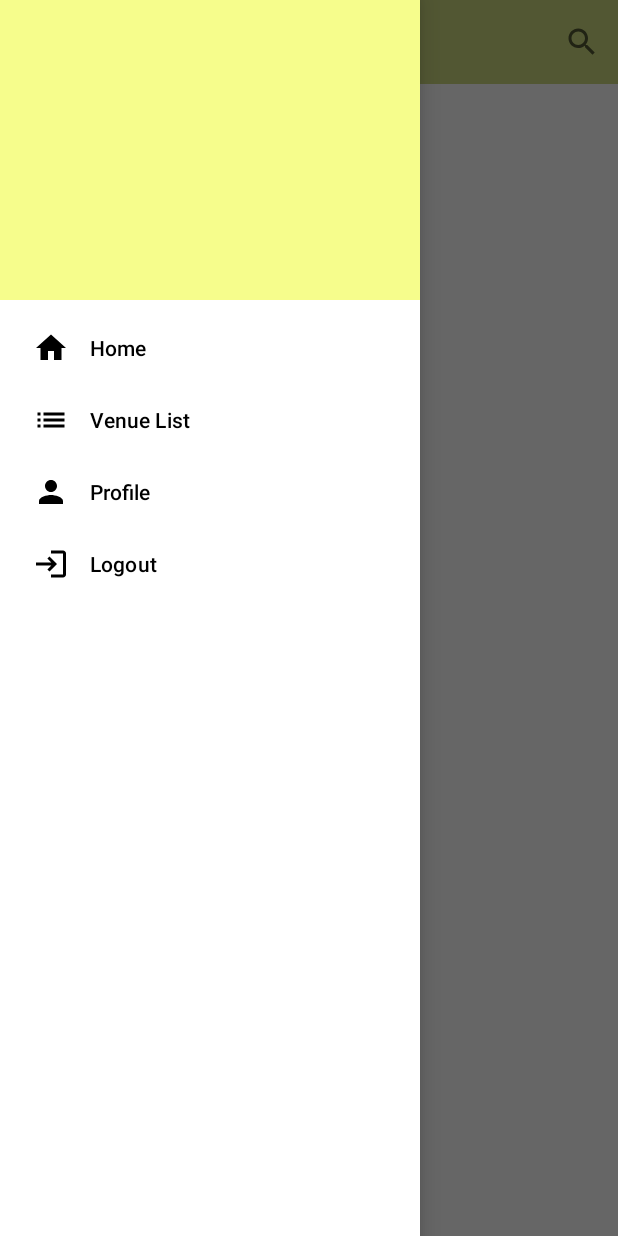
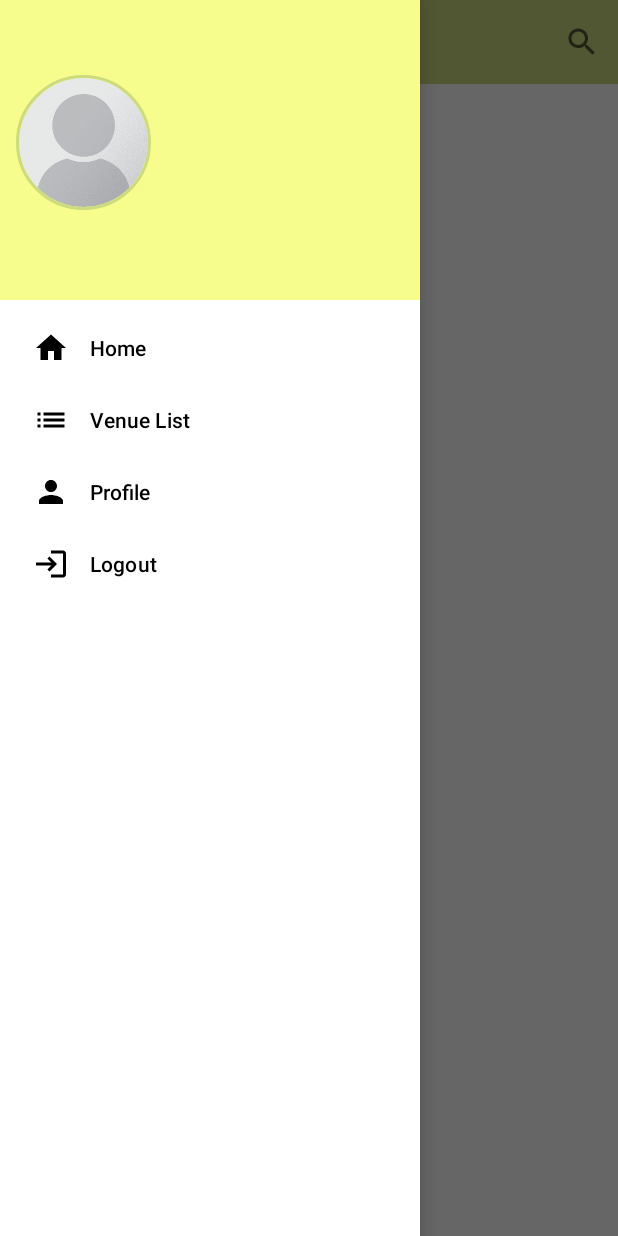
Before and after one commit to sayem499/CSE499-Group05-VenueReservationAndroidApp, an Android app: the Home screen opened directly, with no data from a screen before it, with the side drawer open, on a phone screen of 412 x 824 dp. Run offline under Robolectric (Android 15) with nearby library versions, the phone set to English and light mode, and no system bars; our stand-ins replace CircleImageView, Firebase (no records; nobody signed in at launch, a user with empty details on screens opened directly), Picasso; libraries missing offline, so code that uses them is left out: dmax.dialog; 3 statements that could not run were skipped.

Commit message:
#11 Added User Profile Picture & Name in Side-Menu

```diff
--- a/ReserverApp/app/src/main/java/com/reservation/app/MainActivity.java
+++ b/ReserverApp/app/src/main/java/com/reservation/app/MainActivity.java
@@ -31,7 +31,7 @@ public class MainActivity extends AppCompatActivity {
                 .getInstance(this.getApplication())).get(AppViewModel.class);
         appViewModel.initUserData();
         appViewModel.initUserProfilePicture();
-        splashImage = findViewById(R.id.imageView6);
+        splashImage = findViewById(R.id.splash_screen_image);
 
         logoText1 = findViewById(R.id.reserver_app_logo);
         logoText2 = findViewById(R.id.textView8);
--- a/ReserverApp/app/src/main/java/com/reservation/app/ui/Home.java
+++ b/ReserverApp/app/src/main/java/com/reservation/app/ui/Home.java
@@ -6,9 +6,11 @@ import androidx.appcompat.app.AppCompatActivity;
 import androidx.appcompat.widget.SearchView;
 import androidx.core.view.GravityCompat;
 import androidx.drawerlayout.widget.DrawerLayout;
+import androidx.lifecycle.ViewModelProvider;
 import androidx.recyclerview.widget.LinearLayoutManager;
 import androidx.recyclerview.widget.RecyclerView;
 
+import android.annotation.SuppressLint;
 import android.app.Dialog;
 import android.content.Intent;
 import android.os.Bundle;
@@ -16,30 +18,37 @@ import android.util.Log;
 import android.view.Menu;
 import android.view.MenuInflater;
 import android.view.MenuItem;
+import android.view.View;
 import android.widget.TextView;
-import android.widget.Toast;
 
+
+import com.bumptech.glide.Glide;
 import com.google.android.material.navigation.NavigationView;
 import com.google.firebase.auth.FirebaseAuth;
 import com.google.firebase.auth.FirebaseUser;
 import com.reservation.app.R;
 import com.reservation.app.adapters.SearchRecyclerAdapter;
 import com.reservation.app.datasource.SharedPrefManager;
+import com.reservation.app.datasource.UserModel;
+import com.reservation.app.datasource.UserProfilePicture;
 import com.reservation.app.datasource.VenueDataManager;
 import com.reservation.app.datasource.helper.RemoteResult;
 import com.reservation.app.model.Venue;
 import com.reservation.app.ui.util.DialogBuilder;
 import com.reservation.app.ui.venue.VenueActivity;
+import com.reservation.app.viewmodel.AppViewModel;
 
 import java.util.ArrayList;
 import java.util.List;
+
+import de.hdodenhof.circleimageview.CircleImageView;
 
 
 public class Home extends AppCompatActivity {
 
     FirebaseAuth firebaseAuth;
     FirebaseUser firebaseUser;
-    private TextView helloText;
+    private AppViewModel appViewModel;
     private SharedPrefManager pref;
     private NavigationView navigationView;
     private ActionBarDrawerToggle actionBarDrawerToggle;
@@ -47,8 +56,12 @@ public class Home extends AppCompatActivity {
     private androidx.appcompat.widget.Toolbar toolbar;
     private RecyclerView recyclerView;
     private SearchRecyclerAdapter searchRecyclerAdapter;
+    private List<UserModel> userList;
+    private List<UserProfilePicture> userProfilePictures;
     private static final String LOG_TAG = Profile.class.getSimpleName();
     private List<Venue> venueList;
+    private CircleImageView imageView;
+    private TextView userName;
 
 
 
@@ -59,6 +72,18 @@ public class Home extends AppCompatActivity {
         pref = new SharedPrefManager(Home.this);
         firebaseAuth = FirebaseAuth.getInstance();
         firebaseUser = firebaseAuth.getCurrentUser();
+
+        appViewModel = new ViewModelProvider(this, ViewModelProvider.AndroidViewModelFactory
+                .getInstance(this.getApplication())).get(AppViewModel.class);
+        userList = new ArrayList<>();
+        appViewModel.initUserData();
+        userList = appViewModel.fetchUserData();
+
+        userProfilePictures = new ArrayList<>();
+        appViewModel.initUserProfilePicture();
+        userProfilePictures = appViewModel.fetchUserProfilePictureList();
+
+
 
         toolbar = findViewById(R.id.home_toolbar);
         setSupportActionBar(toolbar);
@@ -144,12 +169,42 @@ public class Home extends AppCompatActivity {
             }
         });
 
-
+        View headerView = navigationView.getHeaderView(0);
+        imageView = headerView.findViewById(R.id.userImage_sideMenu);
+        userName =  headerView.findViewById(R.id.username_sideMenu_textView);
+        setUserDataInSideMenu();
 
 
 
     }
 
+    @SuppressLint("SetTextI18n")
+    private void setUserDataInSideMenu() {
+       if(userList != null) {
+           for (UserModel userModel : userList) {
+               if (userModel.getUserPhoneNumber().equals(pref.getPhoneNumber())) {
+                   if (userModel.getUserFirstName().equals("")) {
+                       userName.setText(pref.getPhoneNumber());
+                   } else {
+                       Log.d(LOG_TAG, userModel.getUserFirstName() + " " + userModel.getUserLastName());
+                       userName.setText(userModel.getUserFirstName() + " " + userModel.getUserLastName());
+                   }
+                   break;
+               }
+           }
+       }
+        if(userProfilePictures != null) {
+            for (UserProfilePicture userProfilePicture : userProfilePictures) {
+                if (userProfilePicture.getUserPhoneNumber().equals(pref.getPhoneNumber())) {
+                    Glide.with(getApplicationContext()).load(userProfilePicture.getPictureUrl()).into(imageView);
+                    break;
+                }
+            }
+
+        }
+
+
+    }
 
 
     @Override
--- a/ReserverApp/app/src/main/res/layout/activity_main.xml
+++ b/ReserverApp/app/src/main/res/layout/activity_main.xml
@@ -37,7 +37,7 @@
         app:layout_constraintTop_toBottomOf="@+id/reserver_app_logo" />
 
     <de.hdodenhof.circleimageview.CircleImageView
-        android:id="@+id/imageView6"
+        android:id="@+id/splash_screen_image"
         android:layout_width="194dp"
         android:layout_height="188dp"
         android:layout_marginTop="55dp"
--- a/ReserverApp/app/src/main/res/layout/nav_header.xml
+++ b/ReserverApp/app/src/main/res/layout/nav_header.xml
@@ -4,4 +4,33 @@
     android:layout_width="match_parent"
     android:layout_height="200dp"
     android:background="#F6FD8C"
-    android:orientation="vertical" />
+    android:orientation="vertical" >
+
+    <LinearLayout
+        android:layout_width="match_parent"
+        android:layout_height="match_parent"
+        android:orientation="horizontal">
+
+        <de.hdodenhof.circleimageview.CircleImageView
+            android:id="@+id/userImage_sideMenu"
+            android:layout_width="91dp"
+            android:layout_height="90dp"
+            android:layout_marginTop="50dp"
+            android:layout_marginStart="10dp"
+            android:src="@drawable/empty_profile"
+            app:civ_border_color="#cddb7f"
+            app:civ_border_width="2dp"
+            app:layout_constraintVertical_bias="0.633" />
+
+        <TextView
+            android:id="@+id/username_sideMenu_textView"
+            android:layout_width="0dp"
+            android:layout_height="wrap_content"
+            android:layout_marginTop="90dp"
+            android:layout_marginRight="30dp"
+            android:layout_weight="1"
+            android:text=""
+            android:textAlignment="center"
+            android:textSize="16sp" />
+    </LinearLayout>
+</androidx.appcompat.widget.LinearLayoutCompat>
```
